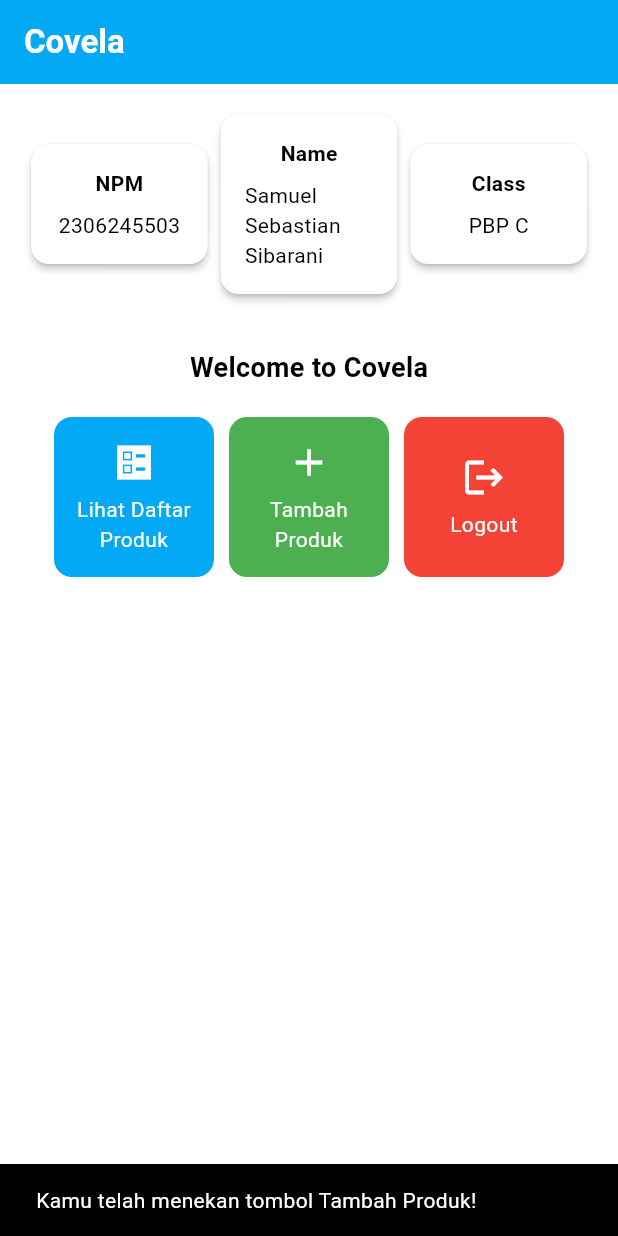
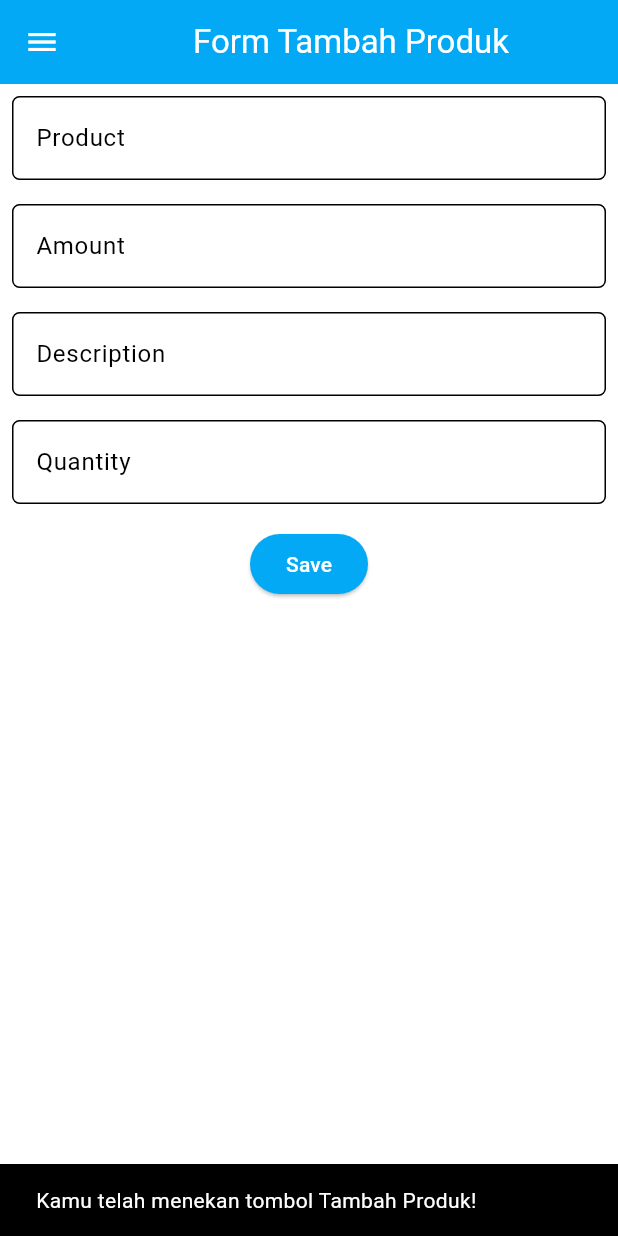
Before and after one commit to samuelsibs/covela-mobile, a Flutter app: the screen it shows after launch, after a tap on "Tambah Produk", on a phone screen of 412 x 824 dp. Run offline on Flutter 3.47's test engine with Material 3 defaults, Android fonts, the phone set to English and light mode, and no system bars.

Commit message:
Menyelesaikan Tugas 8

```diff
--- a/lib/main.dart
+++ b/lib/main.dart
@@ -1,4 +1,4 @@
-import 'package:covela/menu.dart';
+import 'package:covela/screens/menu.dart';
 import 'package:flutter/material.dart';
 
 void main() {
--- a/lib/menu.dart
+++ b/lib/screens/menu.dart
@@ -1,4 +1,7 @@
 import 'package:flutter/material.dart';
+import 'package:covela/widgets/left_drawer.dart';
+import 'package:covela/screens/productentry_form.dart';
+import 'package:covela/widgets/product_card.dart';
 
 class MyHomePage extends StatelessWidget {
     final String npm = '2306245503'; // NPM
@@ -28,8 +31,10 @@
         ),
         // Warna latar belakang AppBar diambil dari skema warna tema aplikasi.
         backgroundColor: Theme.of(context).colorScheme.primary,
+        iconTheme: const IconThemeData(color: Colors.white),
       ),
       // Body halaman dengan padding di sekelilingnya.
+      drawer: const LeftDrawer(),
       body: Padding(
         padding: const EdgeInsets.all(16.0),
         // Menyusun widget secara vertikal dalam sebuah kolom.
@@ -124,65 +129,3 @@
     );
   }
 }
-
-class ItemHomepage {
-     final String name;
-     final IconData icon;
-     final Color color;
-
-     ItemHomepage(this.name, this.icon, this.color);
-}
-
-class ItemCard extends StatelessWidget {
-  // Menampilkan kartu dengan ikon dan nama.
-
-  final ItemHomepage item;
-
-  const ItemCard(this.item, {super.key});
-
-  @override
-  Widget build(BuildContext context) {
-    return Material(
-      // Menentukan warna latar belakang dari tema aplikasi.
-      color: item.color,
-      // Membuat sudut kartu melengkung.
-      borderRadius: BorderRadius.circular(12),
-
-      child: InkWell(
-        // Aksi ketika kartu ditekan.
-        onTap: () {
-          // Menampilkan pesan SnackBar saat kartu ditekan.
-          ScaffoldMessenger.of(context)
-            ..hideCurrentSnackBar()
-            ..showSnackBar(
-              SnackBar(content: Text("Kamu telah menekan tombol ${item.name}!"))
-            );
-        },
-        // Container untuk menyimpan Icon dan Text
-        child: Container(
-          padding: const EdgeInsets.all(8),
-          child: Center(
-            child: Column(
-              // Menyusun ikon dan teks di tengah kartu.
-              mainAxisAlignment: MainAxisAlignment.center,
-              children: [
-                Icon(
-                  item.icon,
-                  color: Colors.white,
-                  size: 30.0,
-                ),
-                const Padding(padding: EdgeInsets.all(3)),
-                Text(
-                  item.name,
-                  textAlign: TextAlign.center,
-                  style: const TextStyle(color: Colors.white),
-                ),
-              ],
-            ),
-          ),
-        ),
-      ),
-    );
-  }
-
-}
--- /dev/null
+++ b/lib/screens/productentry_form.dart
@@ -0,0 +1,189 @@
+import 'package:flutter/material.dart';
+import 'package:covela/widgets/left_drawer.dart';
+
+class ProductEntryFormPage extends StatefulWidget {
+  const ProductEntryFormPage({super.key});
+
+  @override
+  State<ProductEntryFormPage> createState() => _ProductEntryFormPageState();
+}
+
+class _ProductEntryFormPageState extends State<ProductEntryFormPage> {
+  final _formKey = GlobalKey<FormState>();
+  String _name = "";
+	int _amount = 0;
+	String _description = "";
+  int _quantity = 0;
+  @override
+  Widget build(BuildContext context) {
+    return
+    Scaffold(
+      appBar: AppBar(
+        title: const Center(
+          child: Text(
+            'Form Tambah Produk',
+          ),
+        ),
+        backgroundColor: Theme.of(context).colorScheme.primary,
+        foregroundColor: Colors.white,
+      ),
+      drawer : const LeftDrawer(),
+      body: Form(
+          key: _formKey,
+          child: SingleChildScrollView(child: Column(
+            crossAxisAlignment: CrossAxisAlignment.start,
+            children: [
+              Padding(
+                padding: const EdgeInsets.all(8.0),
+                child: TextFormField(
+                  decoration: InputDecoration(
+                    hintText: "Product",
+                    labelText: "Product",
+                    border: OutlineInputBorder(
+                      borderRadius: BorderRadius.circular(5.0),
+                    ),
+                  ),
+                  onChanged: (String? value) {
+                    setState(() {
+                      _name = value!;
+                    });
+                  },
+                  validator: (String? value) {
+                    if (value == null || value.isEmpty) {
+                      return "Nama produk tidak boleh kosong!";
+                    }
+                    return null;
+                  },
+                ),
+              ),
+              Padding(
+                padding: const EdgeInsets.all(8.0),
+                child: TextFormField(
+                  decoration: InputDecoration(
+                    hintText: "Amount",
+                    labelText: "Amount",
+                    border: OutlineInputBorder(
+                      borderRadius: BorderRadius.circular(5.0),
+                    ),
+                  ),
+                  onChanged: (String? value) {
+                    setState(() {
+                      _amount = int.tryParse(value!) ?? 0;
+                    });
+                  },
+                  validator: (String? value) {
+                    if (value == null || value.isEmpty) {
+                      return "Harap masukkan jumlah amount!";
+                    }
+                    if (int.tryParse(value) == null) {
+                      return "Amount harus berupa angka!";
+                    }
+                    return null;
+                  },
+                ),
+              ),
+              Padding(
+                padding: const EdgeInsets.all(8.0),
+                child: TextFormField(
+                  decoration: InputDecoration(
+                    hintText: "Description",
+                    labelText: "Description",
+                    border: OutlineInputBorder(
+                      borderRadius: BorderRadius.circular(5.0),
+                    ),
+                  ),
+                  onChanged: (String? value) {
+                    setState(() {
+                      _description = value!;
+                    });
+                  },
+                  validator: (String? value) {
+                    if (value == null || value.isEmpty) {
+                      return "Description tidak boleh kosong!";
+                    }
+                    return null;
+                  },
+                ),
+              ),
+              Padding(
+                padding: const EdgeInsets.all(8.0),
+                child: TextFormField(
+                  decoration: InputDecoration(
+                    hintText: "Quantity",
+                    labelText: "Quantity",
+                    border: OutlineInputBorder(
+                      borderRadius: BorderRadius.circular(5.0),
+                    ),
+                  ),
+                  onChanged: (String? value) {
+                    setState(() {
+                      _quantity = int.tryParse(value!) ?? 0;
+                    });
+                  },
+                  validator: (String? value) {
+                    if (value == null || value.isEmpty) {
+                      return "Harap masukkan jumlah quantity!";
+                    }
+                    if (int.tryParse(value) == null) {
+                      return "Quantity harus berupa angka!";
+                    }
+                    return null;
+                  },
+                ),
+              ),
+              Align(
+                alignment: Alignment.bottomCenter,
+                child: Padding(
+                  padding: const EdgeInsets.all(8.0),
+                  child: ElevatedButton(
+                    style: ButtonStyle(
+                      backgroundColor: WidgetStateProperty.all(
+                          Theme.of(context).colorScheme.primary),
+                    ),
+                    onPressed: () {
+                      if (_formKey.currentState!.validate()) {
+                        showDialog(
+                          context: context,
+                          builder: (context) {
+                            return AlertDialog(
+                              title: const Text('Produk berhasil tersimpan'),
+                              content: SingleChildScrollView(
+                                child: Column(
+                                  crossAxisAlignment: CrossAxisAlignment.start,
+                                  children: [
+                                    Text('Name: $_name'),
+                                    Text('Amount: $_amount'),
+                                    Text('Description: $_description'),
+                                    Text('Quantity: $_quantity'),
+                                  ],
+                                ),
+                              ),
+                              actions: [
+                                TextButton(
+                                  child: const Text('OK'),
+                                  onPressed: () {
+                                    Navigator.pop(context);
+                                    _formKey.currentState!.reset();
+                                  },
+                                ),
+                              ],
+                            );
+                          },
+                        );
+                      }
+                    },
+                    child: const Text(
+                      "Save",
+                      style: TextStyle(color: Colors.white),
+                    ),
+                  ),
+                ),
+              ),
+            ],
+          ),
+
+        ),
+      ),
+    );
+  }
+}
--- /dev/null
+++ b/lib/widgets/left_drawer.dart
@@ -0,0 +1,68 @@
+import 'package:flutter/material.dart';
+import 'package:covela/screens/menu.dart';
+import 'package:covela/screens/productentry_form.dart';
+
+class LeftDrawer extends StatelessWidget {
+  const LeftDrawer({super.key});
+
+  @override
+  Widget build(BuildContext context) {
+    return Drawer(
+      child: ListView(
+        children: [
+          DrawerHeader(
+            decoration: BoxDecoration(
+              color: Theme.of(context).colorScheme.primary,
+            ),
+            child: const Column(
+              children: [
+                Text(
+                  'Covela',
+                  textAlign: TextAlign.center,
+                  style: TextStyle(
+                    fontSize: 24,
+                    fontWeight: FontWeight.bold,
+                    color: Colors.white,
+                  ),
+                ),
+                Padding(padding: EdgeInsets.all(8)),
+                Text(
+                  "Let Covela Inspire Your Timeless Style.",
+                  textAlign : TextAlign.center,
+                  style : const TextStyle(
+                    fontSize : 15,
+                    color : Colors.white,
+                    fontWeight : FontWeight.normal,
+                  )
+                ),
+              ],
+            ),
+          ),
+          ListTile(
+            leading: const Icon(Icons.home_outlined),
+            title: const Text('Halaman Utama'),
+            // Bagian redirection ke MyHomePage
+            onTap: () {
+              Navigator.pushReplacement(
+                  context,
+                  MaterialPageRoute(
+                    builder: (context) => MyHomePage(),
+                  ));
+            },
+          ),
+          ListTile(
+            leading: const Icon(Icons.add),
+            title: const Text('Tambah Produk'),
+            onTap: () {
+              Navigator.pushReplacement(
+                context,
+                MaterialPageRoute(
+                  builder: (context) => ProductEntryFormPage(),
+                ));
+            },
+          ),
+        ],
+      ),
+    );
+  }
+}
--- /dev/null
+++ b/lib/widgets/product_card.dart
@@ -0,0 +1,68 @@
+import 'package:flutter/material.dart';
+import 'package:covela/screens/productentry_form.dart';
+
+class ItemHomepage {
+     final String name;
+     final IconData icon;
+     final Color color;
+
+     ItemHomepage(this.name, this.icon, this.color);
+}
+
+class ItemCard extends StatelessWidget {
+  // Menampilkan kartu dengan ikon dan nama.
+
+  final ItemHomepage item;
+
+  const ItemCard(this.item, {super.key});
+
+  @override
+  Widget build(BuildContext context) {
+    return Material(
+      // Menentukan warna latar belakang dari tema aplikasi.
+      color: item.color,
+      // Membuat sudut kartu melengkung.
+      borderRadius: BorderRadius.circular(12),
+
+      child: InkWell(
+        // Aksi ketika kartu ditekan.
+        onTap: () {
+          // Menampilkan pesan SnackBar saat kartu ditekan.
+          ScaffoldMessenger.of(context)
+            ..hideCurrentSnackBar()
+            ..showSnackBar(
+              SnackBar(content: Text("Kamu telah menekan tombol ${item.name}!"))
+            );
+          if (item.name == "Tambah Produk") {
+            Navigator.push(context,
+            MaterialPageRoute(builder: (context)=> const ProductEntryFormPage()));
+          }
+        },
+        // Container untuk menyimpan Icon dan Text
+        child: Container(
+          padding: const EdgeInsets.all(8),
+          child: Center(
+            child: Column(
+              // Menyusun ikon dan teks di tengah kartu.
+              mainAxisAlignment: MainAxisAlignment.center,
+              children: [
+                Icon(
+                  item.icon,
+                  color: Colors.white,
+                  size: 30.0,
+                ),
+                const Padding(padding: EdgeInsets.all(3)),
+                Text(
+                  item.name,
+                  textAlign: TextAlign.center,
+                  style: const TextStyle(color: Colors.white),
+                ),
+              ],
+            ),
+          ),
+        ),
+      ),
+    );
+  }
+
+}
```
